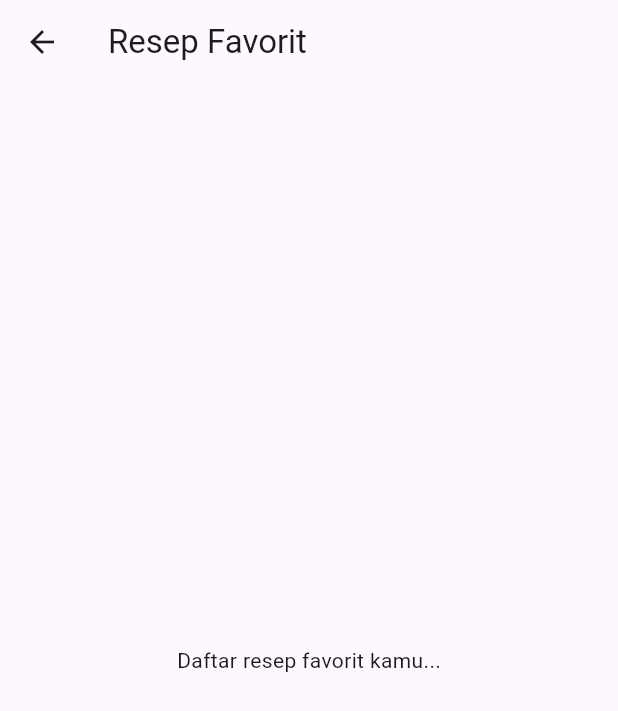
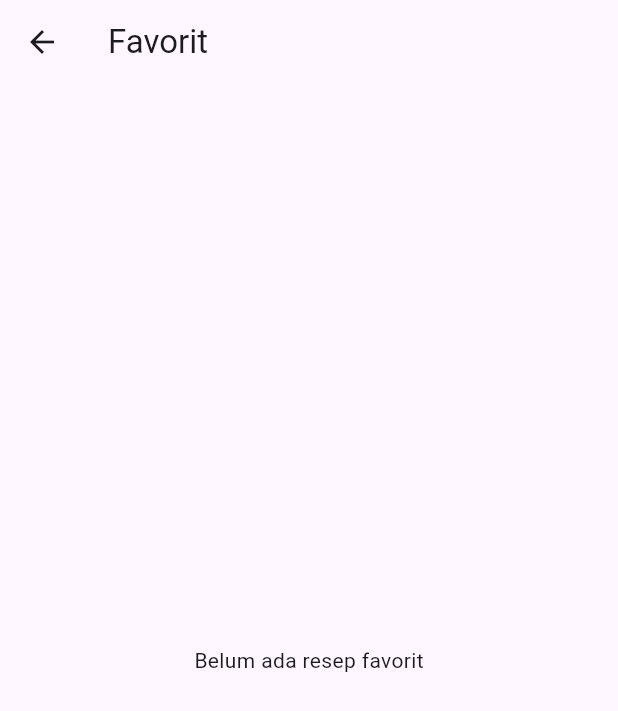
Before and after one commit to Rvlnaaa/mvp-gass, a Flutter app: the FavoriteScreen screen opened by its route, on a phone screen of 412 x 824 dp. Shown: the top 711 px of the screen. Run offline on Flutter 3.47's test engine with Material 3 defaults, Android fonts, the phone set to English and light mode, and no system bars.

Commit message:
favoritee

```diff
--- a/makanan/lib/screens/favorite_screen.dart
+++ b/makanan/lib/screens/favorite_screen.dart
@@ -1,16 +1,38 @@
 import 'package:flutter/material.dart';
-
+import 'package:makanan/models/dummy_resep.dart';
+import 'package:makanan/screens/detail_screen.dart';
 
 class FavoriteScreen extends StatelessWidget {
-const FavoriteScreen({super.key});
+  final List<int> favorites;
 
+  const FavoriteScreen({super.key, required this.favorites});
 
   @override
   Widget build(BuildContext context) {
+    if (favorites.isEmpty) {
       return Scaffold(
-appBar: AppBar(title: const Text("Resep Favorit")),
-body: const Center(
-child: Text("Daftar resep favorit kamu..."),
+        appBar: AppBar(title: const Text("Favorit")),
+        body: const Center(child: Text("Belum ada resep favorit")),
+      );
+    }
+
+    return Scaffold(
+      appBar: AppBar(title: const Text("Favorit")),
+      body: ListView.builder(
+        itemCount: favorites.length,
+        itemBuilder: (context, i) {
+          final recipe = dummyResep[favorites[i]];
+          return ListTile(
+            leading: Image.asset(recipe.imageUrl),
+            title: Text(recipe.title),
+            onTap: () {
+              Navigator.push(
+                context,
+                MaterialPageRoute(builder: (_) => DetailScreen(recipe: recipe)),
+              );
+            },
+          );
+        },
       ),
     );
   }
--- a/makanan/lib/screens/resepku_screen.dart
+++ b/makanan/lib/screens/resepku_screen.dart
@@ -1,17 +1,13 @@
 import 'package:flutter/material.dart';
-
 
 class ResepkuScreen extends StatelessWidget {
   const ResepkuScreen({super.key});
-
 
   @override
   Widget build(BuildContext context) {
     return Scaffold(
       appBar: AppBar(title: const Text("Resepku")),
-body: const Center(
-child: Text("Koleksi resep buatanmu..."),
-),
+      body: const Center(child: Text("Koleksi resep buatanmu...")),
     );
   }
 }
```
Also changed, not shown: makanan/lib/main.dart (+15 -15 lines), makanan/lib/models/favorite.dart (added, +19 -0 lines), makanan/lib/screens/detail_screen.dart (+12 -15 lines), makanan/lib/screens/home_screen.dart (+11 -14 lines), makanan/lib/screens/login_screen.dart (+6 -7 lines), makanan/lib/screens/profil_screen.dart (+27 -6 lines), makanan/lib/screens/register_screen.dart (+11 -14 lines). Lines whose indentation alone changed are shown as unchanged.
